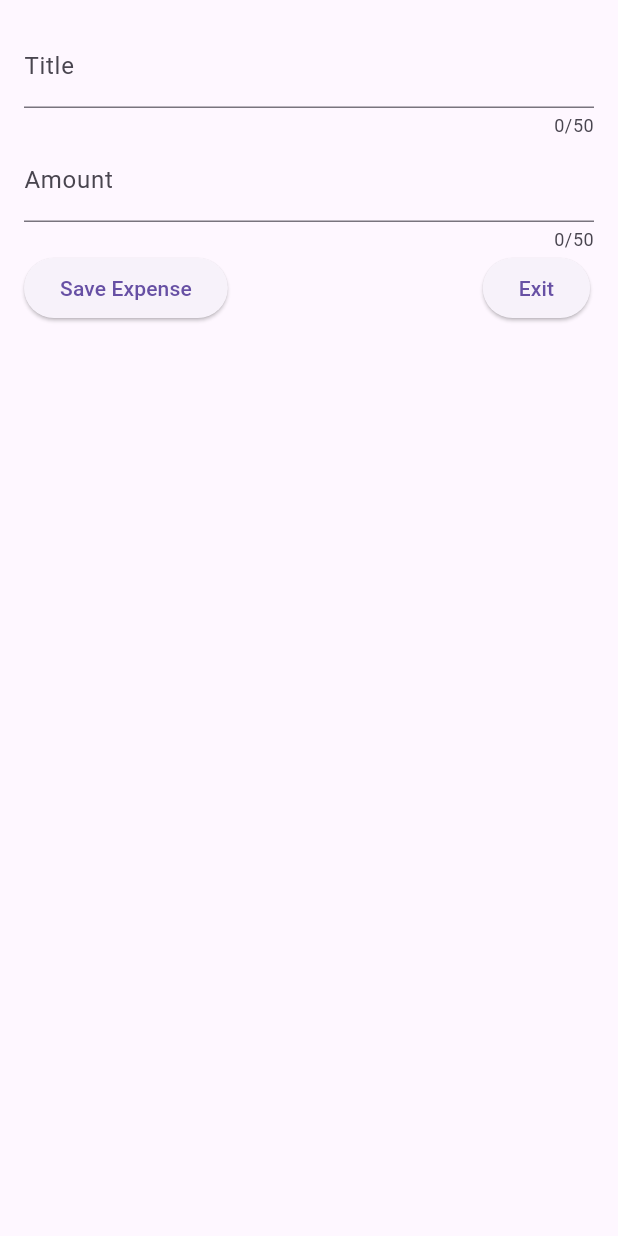
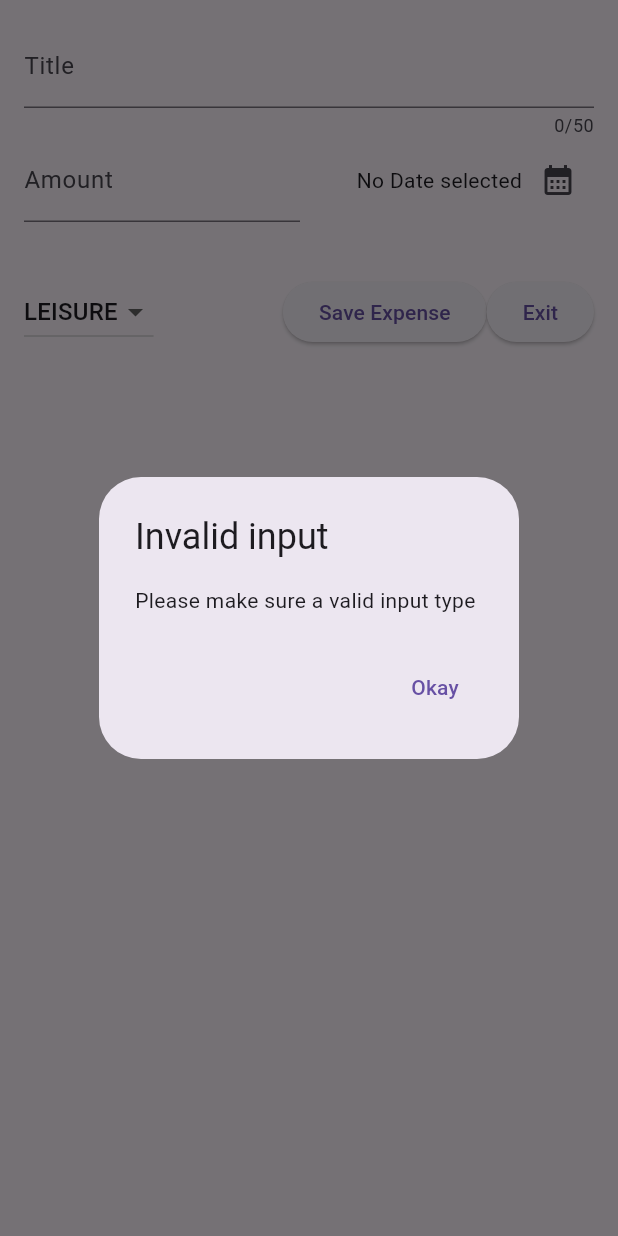
Before and after one commit to renkunji123/Expense_tracker_app_flutter_dart, a Flutter app: the NewExpense widget shown alone on an empty page, opened directly, after a tap on "Save Expense", on a phone screen of 412 x 824 dp. Run offline on Flutter 3.47's test engine with Material 3 defaults, Android fonts, the phone set to English and light mode, and no system bars.

Commit message:
Update data picker, dropdown Category

```diff
--- a/lib/widgets/expenses.dart
+++ b/lib/widgets/expenses.dart
@@ -30,9 +30,9 @@ class _ExpenseState extends State<Expenses> {
 
   void _openAddExpenseOverlay(){
     showModalBottomSheet(
-      context: context, builder: (ctx) => const NewExpense()
+      context: context,
+        builder: (ctx) => const NewExpense()
     );
-
   }
 
   @override
--- a/lib/widgets/new_expense.dart
+++ b/lib/widgets/new_expense.dart
@@ -1,4 +1,5 @@
 import 'package:flutter/material.dart';
+import 'package:expense_app/models/expense.dart';
 
 class NewExpense extends StatefulWidget {
   const NewExpense({super.key});
@@ -8,19 +9,65 @@ class NewExpense extends StatefulWidget {
     return _NewExpenseState();
   }
 }
+
 class _NewExpenseState extends State<NewExpense> {
   final _titleController = TextEditingController();
   final _amountController = TextEditingController();
+  DateTime? _selectedDate;
+  Category _selectedCategory = Category.leisure;
+
   @override
-  void dispose () {
+  void dispose() {
     _titleController.dispose();
     _amountController.dispose();
     super.dispose();
   }
 
+  void _presentDatePicker() async{
+    final now = DateTime.now();
+    final firstDate = DateTime(now.year - 1,now.month, now.day);
+    final pickedData= await
+    showDatePicker(
+      context: context,
+      initialDate: now,
+      firstDate: firstDate,
+      lastDate: now,
+    );
+    setState(() {
+      _selectedDate = pickedData;
+
+    });
+      }
+      // Handle the picked date
+
+    void _submitExpense() {
+    final enteredAmount = double.tryParse(_amountController.text);
+    final amountIsInvalid = enteredAmount == null ||  enteredAmount <= 0;
+      if (_titleController.text.trim().isEmpty ||
+          amountIsInvalid ||
+          _selectedDate == null) {
+        showDialog(
+          context: context,
+          builder: (ctx) => AlertDialog(
+              title: const Text('Invalid input'),
+              content: const Text('Please make sure a valid input type'),
+            actions: [
+              TextButton(
+                onPressed: () {
+                Navigator.pop(ctx);
+                },
+                  child: const Text('Okay'),
+              ),
+            ],
+          ),
+        ); return;
+      }
+    }
+
   @override
   Widget build(BuildContext context) {
-    return Padding(padding: const EdgeInsets.all(16),
+    return Padding(
+      padding: const EdgeInsets.all(16),
       child: Column(
         children: [
           TextField(
@@ -30,34 +77,71 @@ class _NewExpenseState extends State<NewExpense> {
               label: Text('Title'),
             ),
           ),
-          TextField(
+          Row(
+            children: [
+              Expanded(
+                child: TextField(
                   controller: _amountController,
-              maxLength: 50,
                   keyboardType: TextInputType.number,
                   decoration: const InputDecoration(
+                    prefixText: '\$',
                     label: Text('Amount'),
                   ),
                 ),
+              ),
+              const SizedBox(width: 12),
+              Expanded(
+                child: Row(
+                  mainAxisAlignment: MainAxisAlignment.end,
+                  children: [
+                    Text(_selectedDate == null ? 'No Date selected' : formatter.format(_selectedDate!),),
+                    IconButton(
+                      onPressed: _presentDatePicker,
+                      icon: const Icon(
+                        Icons.calendar_month,
+                      ),
+                    ),
+                  ],
+                ),
+              ),
+            ],
+          ),
+          SizedBox(height: 16,),
+          const SizedBox(height: 20),
           Row(
             children: [
+              DropdownButton(
+                value: _selectedCategory,
+                  items: Category.values
+                  .map(
+                     (category) => DropdownMenuItem(
+                       value: category,
+                        child: Text(
+                        category.name.toUpperCase(),
+                      ),
+                    ),
+                  ).toList(),
+                  onChanged: (value) {
+                    setState(() {
+                      _selectedCategory = value!;
+                    });
+                  }),
+              const Spacer(),
+              ElevatedButton(
+                onPressed: _submitExpense,
+                child: const Text('Save Expense'),
+              ),
+
               ElevatedButton(
                 onPressed: () {
-                    print('${_titleController.text} ${_amountController.text}');
+                  Navigator.pop(context);
                 },
-                  child: const Text('Save Expense')),
-              const SizedBox(width: 170,),
-              ElevatedButton (
-                onPressed: () {
-                  Navigator.pop(
-                    context
-                  );
-                },
-                    child: const Text('Exit')),
+                child: const Text('Exit'),
+              ),
             ],
-          )
+          ),
         ],
       ),
     );
   }
-
 }
```
Lines whose indentation alone changed are shown as unchanged.
